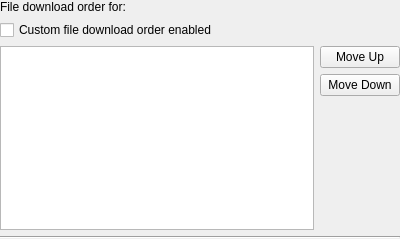
This is plugins/downloadorder/downloadorderwidget.ui in KDE/ktorrent as Qt 5 draws it before an edit. The edited form follows.
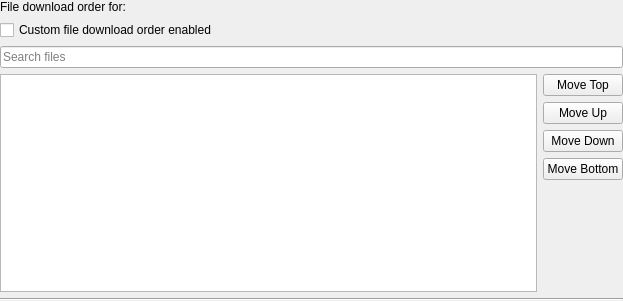
This is the edited form. Custom widgets are drawn as their Qt base class.

Commit message: - Add search line to download order dialog - Add move top and bottom option to download order dialog - Make sure that move up and move down in the download order dialog work with multiple items

```diff
--- a/plugins/downloadorder/downloadorderwidget.ui
+++ b/plugins/downloadorder/downloadorderwidget.ui
@@ -1,12 +1,12 @@
 <ui version="4.0" >
  <class>DownloadOrderWidget</class>
- <widget class="QWidget" name="DownloadOrderWidget" >
-  <property name="geometry" >
+ <widget class="QWidget" name="DownloadOrderWidget">
+  <property name="geometry">
    <rect>
     <x>0</x>
     <y>0</y>
-    <width>400</width>
-    <height>239</height>
+    <width>623</width>
+    <height>301</height>
    </rect>
   </property>
   <property name="windowTitle" >
@@ -34,7 +34,17 @@
     </widget>
    </item>
    <item>
-    <layout class="QHBoxLayout" name="horizontalLayout" >
+    <widget class="KLineEdit" name="m_search_files">
+     <property name="placeholderText">
+      <string>Search files</string>
+     </property>
+     <property name="showClearButton" stdset="0">
+      <bool>true</bool>
+     </property>
+    </widget>
+   </item>
+   <item>
+    <layout class="QHBoxLayout" name="horizontalLayout">
      <item>
       <widget class="QListView" name="m_order" >
        <property name="toolTip" >
@@ -45,8 +55,15 @@
      <item>
       <layout class="QVBoxLayout" name="verticalLayout" >
        <item>
-        <widget class="KPushButton" name="m_move_up" >
-         <property name="text" >
+        <widget class="KPushButton" name="m_move_top">
+         <property name="text">
+          <string>Move Top</string>
+         </property>
+        </widget>
+       </item>
+       <item>
+        <widget class="KPushButton" name="m_move_up">
+         <property name="text">
           <string>Move Up</string>
          </property>
         </widget>
@@ -59,8 +76,15 @@
         </widget>
        </item>
        <item>
-        <spacer name="verticalSpacer" >
-         <property name="orientation" >
+        <widget class="KPushButton" name="m_move_bottom">
+         <property name="text">
+          <string>Move Bottom</string>
+         </property>
+        </widget>
+       </item>
+       <item>
+        <spacer name="verticalSpacer">
+         <property name="orientation">
           <enum>Qt::Vertical</enum>
          </property>
          <property name="sizeHint" stdset="0" >
@@ -85,6 +109,11 @@
   </layout>
  </widget>
  <customwidgets>
+  <customwidget>
+   <class>KLineEdit</class>
+   <extends>QLineEdit</extends>
+   <header>klineedit.h</header>
+  </customwidget>
   <customwidget>
    <class>KPushButton</class>
    <extends>QPushButton</extends>
```
Left out of the diff: 71 changed lines with no effect on the pictures. The commit also changes 8 other files.
